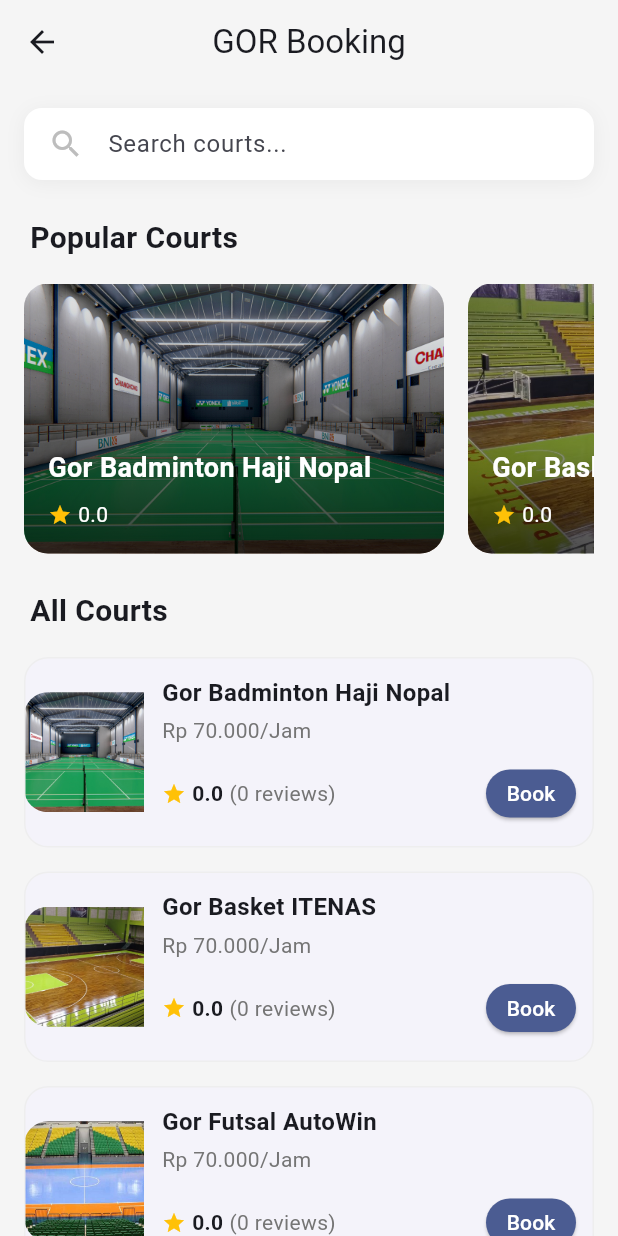
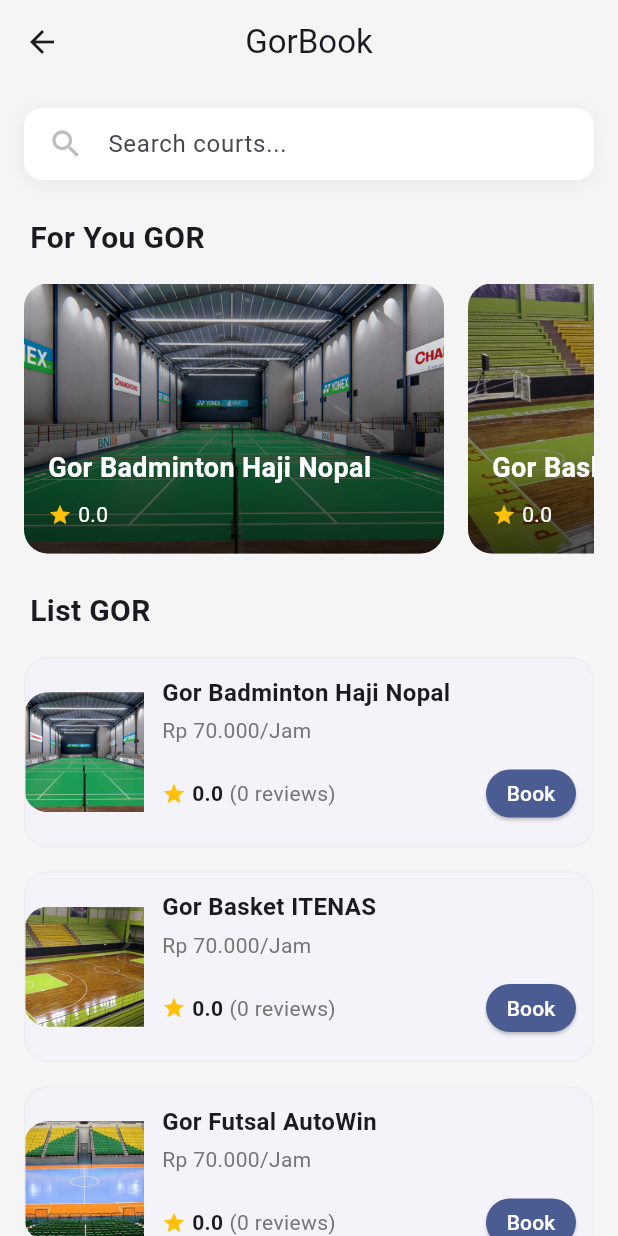
Before and after one commit to NaufalZA/GorBook, a Flutter app: the CourtsListScreen screen opened directly, on a phone screen of 412 x 824 dp. Run offline on Flutter 3.47's test engine with Material 3 defaults, Android fonts, the light colour scheme and no system bars; our stand-ins replace math_expressions, shared_preferences; accounts and stored records are empty.

Commit message:
fix(navbar)

```diff
--- a/lib/main.dart
+++ b/lib/main.dart
@@ -7,6 +7,7 @@
 import 'screens/login_screen.dart';  // Add this import
 import 'screens/signup_screen.dart';  // Add this import
 import 'screens/register_screen.dart';  // Update this import
+import 'Matematis/calculator.dart';  // Add this import
 
 void main() async {
   WidgetsFlutterBinding.ensureInitialized();
@@ -70,8 +71,9 @@
   int _selectedIndex = 0;
 
   final List<Widget> _screens = [
-    const CourtsListScreen(),
-    const ProfileScreen(),
+    Calculator(),          // First position
+    const CourtsListScreen(),  // Middle position
+    const ProfileScreen(), // Last position
   ];
 
   @override
@@ -85,12 +87,18 @@
         },
         destinations: const [
           NavigationDestination(
-            icon: Icon(Icons.sports_tennis),
-            label: 'Courts',
+            icon: Icon(Icons.calculate),
+            label: 'Math',
+          ),
+          NavigationDestination(
+            icon: ImageIcon(
+              AssetImage('assets/images/icon.png'),
+            ),
+            label: 'GorBook',
           ),
           NavigationDestination(
             icon: Icon(Icons.person),
-            label: 'Profile',
+            label: 'Profil',
           ),
         ],
       ),
@@ -106,7 +114,7 @@
     return Scaffold(
       backgroundColor: Colors.grey.shade100,
       appBar: AppBar(
-        title: const Text('GOR Booking'),
+        title: const Text('GorBook'),
         centerTitle: true,
         elevation: 0,
         backgroundColor: Colors.transparent,
@@ -155,7 +163,7 @@
         const Padding(
           padding: EdgeInsets.symmetric(horizontal: 4),
           child: Text(
-            'Popular Courts',
+            'For You GOR',
             style: TextStyle(
               fontSize: 20,
               fontWeight: FontWeight.bold,
@@ -274,7 +282,7 @@
         const Padding(
           padding: EdgeInsets.symmetric(horizontal: 4),
           child: Text(
-            'All Courts',
+            'List GOR',
             style: TextStyle(
               fontSize: 20,
               fontWeight: FontWeight.bold,
@@ -354,7 +362,7 @@
                     style: TextStyle(
                       color: Colors.grey.shade600,
                     ),
-                  ),
+                  ),  // Add missing comma and closing parenthesis here
                   const SizedBox(height: 8),
                   Consumer<AuthService>(
                     builder: (context, authService, _) => FutureBuilder<List<Map<String, dynamic>>>(
--- a/pubspec.yaml
+++ b/pubspec.yaml
@@ -30,6 +30,7 @@ flutter:
   assets:
     - assets/images/splash_bg.png
     - assets/images/logo.png
+    - assets/images/icon.png
     - assets/images/splash_image.png
     - assets/images/gor_badminton.png
     - assets/images/gor_basket.png
```
